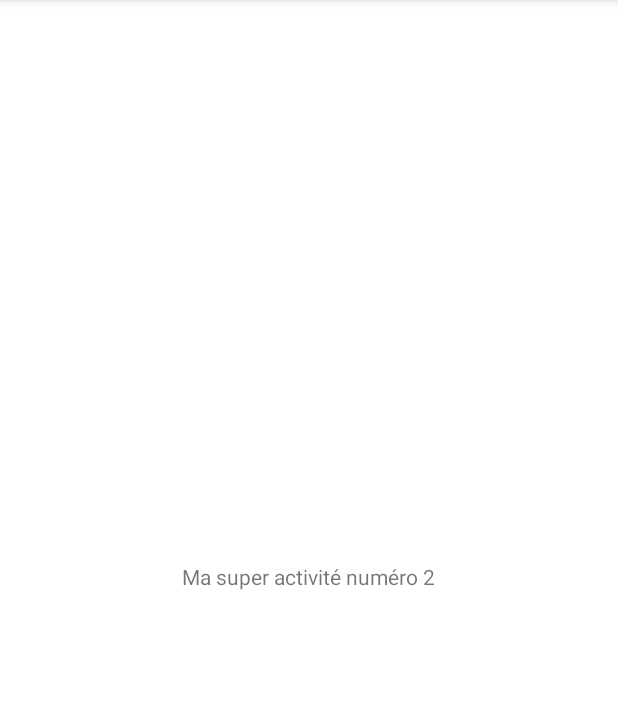
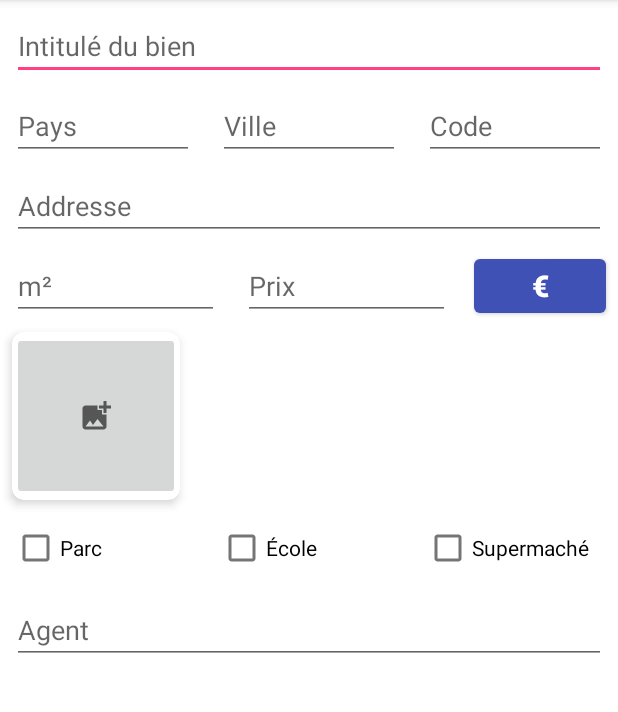
Before and after one commit to HalTobin/P9_RealEstateManager, an Android app: the SecondActivity screen opened directly, with no data from a screen before it, on a phone screen of 412 x 824 dp, the part 84-796 px from its top. Run offline under Robolectric (Android 15) with nearby library versions, the phone set to English and light mode, and no system bars.

Commit message:
new layout for adding an estate

```diff
--- a/app/build.gradle
+++ b/app/build.gradle
@@ -98,6 +98,10 @@ dependencies {
     implementation "org.koin:koin-androidx-fragment:$koin_version"
     implementation "org.koin:koin-test:$koin_version"
 
+    // Glide
+    implementation 'com.github.bumptech.glide:glide:4.13.0'
+    annotationProcessor 'com.github.bumptech.glide:compiler:4.13.0'
+
     //Room Database
     implementation "androidx.room:room-runtime:2.4.2"
     kapt "androidx.room:room-compiler:2.4.2"
--- a/app/src/main/java/com/openclassrooms/realestatemanager/model/Estate.kt
+++ b/app/src/main/java/com/openclassrooms/realestatemanager/model/Estate.kt
@@ -2,7 +2,7 @@ package com.openclassrooms.realestatemanager.model
 
 import java.util.*
 
-data class Estate(val id: Int,
+data class Estate(val id: Long,
                   var title: String,
                   var neighborhood: String,
                   var address: String,
@@ -16,7 +16,7 @@ data class Estate(val id: Int,
                   var nbRooms: Int,
                   var nbBathrooms: Int,
                   var nbBedrooms: Int,
-                  var picturesLink: List<String>? = null,
+                  var pictures: List<ImageWithDescription>? = ArrayList(),
                   var nearbySchools:Boolean? = false,
                   var nearbyShops:Boolean? = false,
                   var nearbyParks:Boolean? = false,
--- a/app/src/main/java/com/openclassrooms/realestatemanager/ui/SecondActivity.kt
+++ b/app/src/main/java/com/openclassrooms/realestatemanager/ui/SecondActivity.kt
@@ -7,6 +7,6 @@ import com.openclassrooms.realestatemanager.R
 class SecondActivity : AppCompatActivity() {
     override fun onCreate(savedInstanceState: Bundle?) {
         super.onCreate(savedInstanceState)
-        setContentView(R.layout.activity_second)
+        setContentView(R.layout.activity_add_edit_estate)
     }
 }
--- a/app/src/main/java/com/openclassrooms/realestatemanager/ui/fragment/ListFragment.kt
+++ b/app/src/main/java/com/openclassrooms/realestatemanager/ui/fragment/ListFragment.kt
@@ -31,8 +31,8 @@ class ListFragment : BaseFragment<FragmentEstateListBinding?>(), KoinComponent {
             layoutInflater
         )
         mAdapter = ListEstatePagerAdapter(ArrayList(), this.requireContext())
-        mBinding!!.fragmentRestaurantList.layoutManager = LinearLayoutManager(this.context)
-        mBinding!!.fragmentRestaurantList.addItemDecoration(
+        mBinding!!.listEstateRecycler.layoutManager = LinearLayoutManager(this.context)
+        mBinding!!.listEstateRecycler.addItemDecoration(
             DividerItemDecoration(
                 this.context,
                 DividerItemDecoration.VERTICAL
@@ -49,7 +49,7 @@ class ListFragment : BaseFragment<FragmentEstateListBinding?>(), KoinComponent {
     }
 
     private fun initRecycler() {
-        mBinding!!.fragmentRestaurantList.adapter = mAdapter
+        mBinding!!.listEstateRecycler.adapter = mAdapter
     }
 
     private fun refreshRecycler(myList: List<Estate>) {
--- /dev/null
+++ b/app/src/main/res/drawable/ic_add_image.xml
@@ -0,0 +1,10 @@
+<vector xmlns:android="http://schemas.android.com/apk/res/android"
+    android:width="24dp"
+    android:height="24dp"
+    android:viewportWidth="24"
+    android:viewportHeight="24"
+    android:tint="?attr/colorControlNormal">
+  <path
+      android:fillColor="@android:color/white"
+      android:pathData="M19,7v2.99s-1.99,0.01 -2,0L17,7h-3s0.01,-1.99 0,-2h3L17,2h2v3h3v2h-3zM16,11L16,8h-3L13,5L5,5c-1.1,0 -2,0.9 -2,2v12c0,1.1 0.9,2 2,2h12c1.1,0 2,-0.9 2,-2v-8h-3zM5,19l3,-4 2,3 3,-4 4,5L5,19z"/>
+</vector>
--- /dev/null
+++ b/app/src/main/res/layout/activity_add_edit_estate.xml
@@ -0,0 +1,185 @@
+<?xml version="1.0" encoding="utf-8"?>
+<androidx.constraintlayout.widget.ConstraintLayout xmlns:android="http://schemas.android.com/apk/res/android"
+    xmlns:app="http://schemas.android.com/apk/res-auto"
+    xmlns:tools="http://schemas.android.com/tools"
+    android:layout_width="match_parent"
+    android:layout_height="match_parent"
+    tools:context="com.openclassrooms.realestatemanager.ui.SecondActivity">
+
+    <com.google.android.material.textfield.TextInputEditText
+        android:id="@+id/add_edit_estate_title"
+        android:hint="@string/add_edit_estate_title"
+        android:singleLine="true"
+        android:layout_width="match_parent"
+        android:layout_height="wrap_content"
+        android:layout_margin="8dp"
+        app:layout_constraintStart_toStartOf="parent"
+        app:layout_constraintTop_toTopOf="parent"/>
+
+    <com.google.android.material.textfield.TextInputEditText
+        android:id="@+id/add_edit_estate_country"
+        android:hint="@string/add_edit_estate_country"
+        android:singleLine="true"
+        android:layout_width="0dp"
+        android:layout_height="wrap_content"
+        android:layout_margin="8dp"
+        app:layout_constraintStart_toStartOf="parent"
+        app:layout_constraintEnd_toStartOf="@id/add_edit_estate_city"
+        app:layout_constraintTop_toBottomOf="@id/add_edit_estate_title" />
+
+    <com.google.android.material.textfield.TextInputEditText
+        android:id="@+id/add_edit_estate_city"
+        android:hint="@string/add_edit_estate_city"
+        android:singleLine="true"
+        android:layout_width="0dp"
+        android:layout_height="wrap_content"
+        android:layout_margin="8dp"
+        android:layout_marginStart="44dp"
+        android:layout_marginTop="12dp"
+        app:layout_constraintStart_toEndOf="@id/add_edit_estate_country"
+        app:layout_constraintEnd_toStartOf="@id/add_edit_estate_zip"
+        app:layout_constraintTop_toBottomOf="@id/add_edit_estate_title" />
+
+    <com.google.android.material.textfield.TextInputEditText
+        android:id="@+id/add_edit_estate_zip"
+        android:hint="@string/add_edit_estate_zip"
+        android:inputType="number"
+        android:singleLine="true"
+        android:layout_width="0dp"
+        android:layout_height="wrap_content"
+        android:layout_margin="8dp"
+        android:layout_marginStart="44dp"
+        android:layout_marginTop="12dp"
+        app:layout_constraintStart_toEndOf="@id/add_edit_estate_city"
+        app:layout_constraintEnd_toEndOf="parent"
+        app:layout_constraintTop_toBottomOf="@id/add_edit_estate_title" />
+
+    <com.google.android.material.textfield.TextInputEditText
+        android:id="@+id/add_edit_estate_address"
+        android:hint="@string/add_edit_estate_address"
+        android:singleLine="true"
+        android:layout_width="match_parent"
+        android:layout_height="wrap_content"
+        android:layout_margin="8dp"
+        android:layout_marginStart="44dp"
+        android:layout_marginTop="12dp"
+        app:layout_constraintTop_toBottomOf="@id/add_edit_estate_country" />
+
+    <com.google.android.material.textfield.TextInputEditText
+        android:id="@+id/add_edit_estate_surface"
+        android:hint="@string/add_edit_estate_surface"
+        android:inputType="number"
+        android:singleLine="true"
+        android:layout_width="0dp"
+        android:layout_height="wrap_content"
+        android:layout_margin="8dp"
+        android:layout_marginStart="44dp"
+        android:layout_marginTop="12dp"
+        app:layout_constraintEnd_toEndOf="parent"
+        app:layout_constraintHorizontal_weight="1"
+        app:layout_constraintStart_toStartOf="parent"
+        app:layout_constraintEnd_toStartOf="@id/add_edit_estate_price"
+        app:layout_constraintTop_toBottomOf="@id/add_edit_estate_address" />
+
+    <com.google.android.material.textfield.TextInputEditText
+        android:id="@+id/add_edit_estate_price"
+        android:hint="@string/add_edit_estate_price"
+        android:inputType="number"
+        android:singleLine="true"
+        android:layout_width="0dp"
+        android:layout_height="wrap_content"
+        android:layout_margin="8dp"
+        android:layout_marginStart="44dp"
+        android:layout_marginTop="12dp"
+        app:layout_constraintEnd_toEndOf="parent"
+        app:layout_constraintHorizontal_weight="1"
+        app:layout_constraintStart_toEndOf="@id/add_edit_estate_surface"
+        app:layout_constraintEnd_toStartOf="@id/add_edit_estate_currency"
+        app:layout_constraintTop_toBottomOf="@id/add_edit_estate_address" />
+
+    <Button
+        android:id="@+id/add_edit_estate_currency"
+        android:layout_width="wrap_content"
+        android:layout_height="wrap_content"
+        android:layout_margin="8dp"
+        android:text="@string/add_edit_estate_currency"
+        android:textSize="20sp"
+        android:textStyle="bold"
+        app:layout_constraintTop_toBottomOf="@id/add_edit_estate_address"
+        app:layout_constraintBottom_toTopOf="@id/add_edit_estate_add_image_card_view"
+        app:layout_constraintStart_toEndOf="@id/add_edit_estate_price"
+        app:layout_constraintEnd_toEndOf="parent"/>
+
+    <androidx.cardview.widget.CardView
+        android:id="@+id/add_edit_estate_add_image_card_view"
+        android:layout_width="112dp"
+        android:layout_height="112dp"
+        app:cardCornerRadius="8dp"
+        app:cardElevation="4dp"
+        app:layout_constraintTop_toBottomOf="@id/add_edit_estate_price"
+        app:layout_constraintStart_toStartOf="parent"
+        android:layout_margin="8dp">
+
+        <ImageButton
+            android:id="@+id/add_edit_estate_add_image_image"
+            android:layout_width="match_parent"
+            android:layout_height="match_parent"
+            android:src="@drawable/ic_add_image"/>
+
+    </androidx.cardview.widget.CardView>
+
+    <androidx.recyclerview.widget.RecyclerView
+        android:layout_width="0dp"
+        android:layout_height="112dp"
+        android:orientation="horizontal"
+        android:layout_margin="8dp"
+        app:layout_constraintTop_toBottomOf="@id/add_edit_estate_price"
+        app:layout_constraintStart_toEndOf="@id/add_edit_estate_add_image_card_view"
+        app:layout_constraintEnd_toEndOf="parent"
+        tools:listitem="@layout/item_list_images_with_description"/>
+
+    <CheckBox
+        android:id="@+id/add_edit_estate_check_parc"
+        android:layout_width="0dp"
+        android:layout_height="wrap_content"
+        android:layout_margin="8dp"
+        android:text="@string/add_edit_estate_parc"
+        app:layout_constraintStart_toStartOf="parent"
+        app:layout_constraintEnd_toStartOf="@id/add_edit_estate_check_school"
+        app:layout_constraintTop_toBottomOf="@id/add_edit_estate_add_image_card_view"/>
+
+    <CheckBox
+        android:id="@+id/add_edit_estate_check_school"
+        android:layout_width="0dp"
+        android:layout_height="wrap_content"
+        android:layout_margin="8dp"
+        android:text="@string/add_edit_estate_school"
+        app:layout_constraintStart_toEndOf="@id/add_edit_estate_check_parc"
+        app:layout_constraintEnd_toStartOf="@id/add_edit_estate_check_shop"
+        app:layout_constraintTop_toBottomOf="@id/add_edit_estate_add_image_card_view"/>
+
+    <CheckBox
+        android:id="@+id/add_edit_estate_check_shop"
+        android:layout_width="0dp"
+        android:layout_height="wrap_content"
+        android:layout_margin="8dp"
+        android:text="@string/add_edit_estate_shop"
+        app:layout_constraintStart_toEndOf="@id/add_edit_estate_check_school"
+        app:layout_constraintEnd_toEndOf="parent"
+        app:layout_constraintTop_toBottomOf="@id/add_edit_estate_add_image_card_view"/>
+
+    <com.google.android.material.textfield.TextInputEditText
+        android:id="@+id/add_edit_estate_agent"
+        android:hint="@string/add_edit_estate_agent"
+        android:inputType="number"
+        android:singleLine="true"
+        android:layout_width="match_parent"
+        android:layout_height="wrap_content"
+        android:layout_margin="8dp"
+        android:layout_marginStart="44dp"
+        android:layout_marginTop="12dp"
+        app:layout_constraintEnd_toEndOf="parent"
+        app:layout_constraintHorizontal_weight="1"
+        app:layout_constraintTop_toBottomOf="@id/add_edit_estate_check_parc" />
+
+</androidx.constraintlayout.widget.ConstraintLayout>
--- a/app/src/main/res/layout/activity_second.xml
+++ /dev/null
@@ -1,27 +0,0 @@
-<?xml version="1.0" encoding="utf-8"?>
-<androidx.constraintlayout.widget.ConstraintLayout xmlns:android="http://schemas.android.com/apk/res/android"
-    xmlns:app="http://schemas.android.com/apk/res-auto"
-    xmlns:tools="http://schemas.android.com/tools"
-    android:layout_width="match_parent"
-    android:layout_height="match_parent"
-    tools:context="com.openclassrooms.realestatemanager.ui.SecondActivity">
-
-
-    <LinearLayout
-        android:layout_width="match_parent"
-        android:layout_height="wrap_content"
-        app:layout_constraintBottom_toBottomOf="parent"
-        app:layout_constraintLeft_toLeftOf="parent"
-        app:layout_constraintRight_toRightOf="parent"
-        app:layout_constraintTop_toTopOf="parent"
-        android:gravity="center">
-
-        <TextView
-            android:id="@+id/activity_second_activity_text_view_main"
-            android:layout_width="wrap_content"
-            android:layout_height="wrap_content"
-            android:text="Ma super activité numéro 2"/>
-
-    </LinearLayout>
-
-</androidx.constraintlayout.widget.ConstraintLayout>
--- a/app/src/main/res/layout/fragment_estate_map.xml
+++ b/app/src/main/res/layout/fragment_estate_map.xml
@@ -21,6 +21,6 @@
         android:backgroundTint="@color/white"
         android:src="@drawable/ic_locate"
         app:borderWidth="0dp"
-        android:contentDescription="@string/map_floating_ask_location_description" />
+        android:contentDescription="@string/map_floating_ask_location_description_content" />
 
 </androidx.constraintlayout.widget.ConstraintLayout>
--- a/app/src/main/res/layout/item_list_estate.xml
+++ b/app/src/main/res/layout/item_list_estate.xml
@@ -55,7 +55,7 @@
         android:layout_width="0dp"
         android:layout_height="wrap_content"
         android:layout_margin="8dp"
-        android:text="153,000€"
+        android:text="153 000€"
         android:textSize="18sp"
         android:ellipsize="end"
         android:maxLines="1"
--- a/app/src/main/res/values/strings.xml
+++ b/app/src/main/res/values/strings.xml
@@ -4,5 +4,22 @@
     <string name="main_tab_estate_list">Liste</string>
     <string name="main_tab_estate_map">Carte</string>
 
-    <string name="map_floating_ask_location_description">Demande de localisation</string>
+    <string name="map_floating_ask_location_description_content">Rafraîchir la localisation</string>
+
+    <string name="add_edit_estate_title">Intitulé du bien</string>
+    <string name="add_edit_estate_country">Pays</string>
+    <string name="add_edit_estate_city">Ville</string>
+    <string name="add_edit_estate_zip">Code</string>
+    <string name="add_edit_estate_address">Addresse</string>
+    <string name="add_edit_estate_surface">m²</string>
+    <string name="add_edit_estate_price">Prix</string>
+    <string name="add_edit_estate_currency">€</string>
+    <string name="add_edit_estate_parc">Parc</string>
+    <string name="add_edit_estate_school">École</string>
+    <string name="add_edit_estate_shop">Supermaché</string>
+    <string name="add_edit_estate_agent">Agent</string>
+
+    <string name="item_image_with_description_description_content">Image du bien immobilier</string>
+
+
 </resources>
```
Also changed, not shown: app/src/main/java/com/openclassrooms/realestatemanager/model/ImageWithDescription.kt (added, +9 -0 lines), app/src/main/java/com/openclassrooms/realestatemanager/ui/adapter/ListEstatePagerAdapter.kt (+11 -7 lines), app/src/main/res/drawable/ic_add.xml (added, +10 -0 lines), app/src/main/res/drawable/ic_save.xml (added, +10 -0 lines), app/src/main/res/layout/fragment_estate_list.xml (+13 -1 lines), app/src/main/res/layout/item_list_images_with_description.xml (added, +34 -0 lines).
